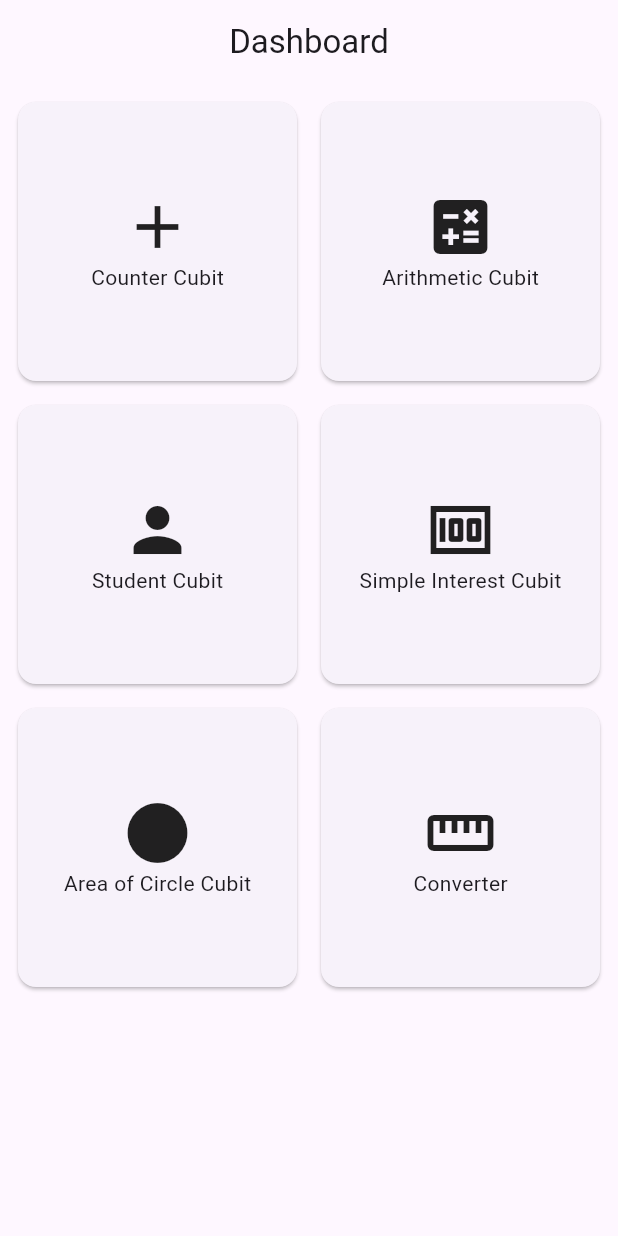
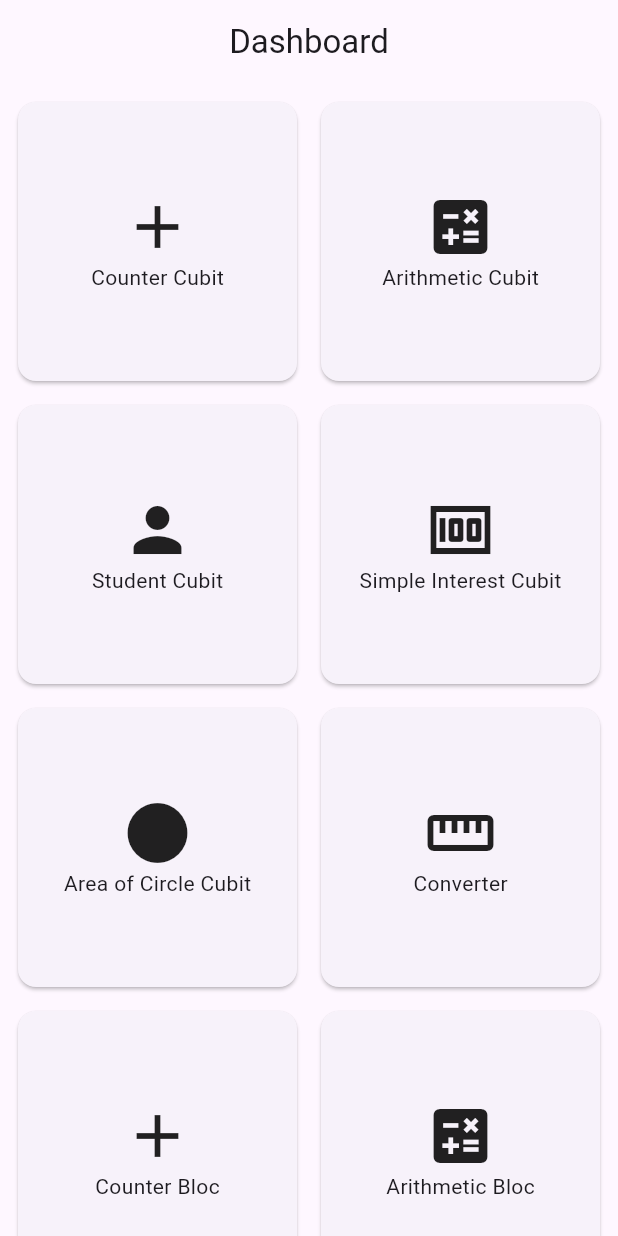
Before and after one commit to sachi-tmg/bloc_starter, a Flutter app: the screen it shows after launch, on a phone screen of 412 x 824 dp. Run offline on Flutter 3.47's test engine with Material 3 defaults, Android fonts, the phone set to English and light mode, and no system bars; our stand-ins replace equatable, flutter_bloc.

Commit message:
bloc_view added

```diff
--- a/lib/view/dashboard_view.dart
+++ b/lib/view/dashboard_view.dart
@@ -104,6 +104,48 @@ class DashboardView extends StatelessWidget {
               ),
             ),
           ),
+          Card(
+            child: InkWell(
+              onTap: () {
+                context.read<DashboardCubit>().openCounterBLocView(context);
+              },
+              child: Column(
+                mainAxisAlignment: MainAxisAlignment.center,
+                children: const <Widget>[
+                  Icon(Icons.add, size: 48),
+                  Text('Counter Bloc'),
+                ],
+              ),
+            ),
+          ),
+          Card(
+            child: InkWell(
+              onTap: () {
+                context.read<DashboardCubit>().openArithmeticBlocView(context);
+              },
+              child: Column(
+                mainAxisAlignment: MainAxisAlignment.center,
+                children: const <Widget>[
+                  Icon(Icons.calculate, size: 48),
+                  Text('Arithmetic Bloc'),
+                ],
+              ),
+            ),
+          ),
+          Card(
+            child: InkWell(
+              onTap: () {
+                context.read<DashboardCubit>().openStudentBlocView(context);
+              },
+              child: Column(
+                mainAxisAlignment: MainAxisAlignment.center,
+                children: const <Widget>[
+                  Icon(Icons.person, size: 48),
+                  Text('Student Bloc'),
+                ],
+              ),
+            ),
+          ),
         ],
       ),
     );
```
Also changed, not shown: lib/cubit/dashboard_cubit.dart (+24 -0 lines), lib/view/arithmetic_bloc_view.dart (added, +64 -0 lines), lib/view/counter_bloc_view.dart (added, +51 -0 lines), lib/view/student_bloc_view.dart (added, +81 -0 lines).
